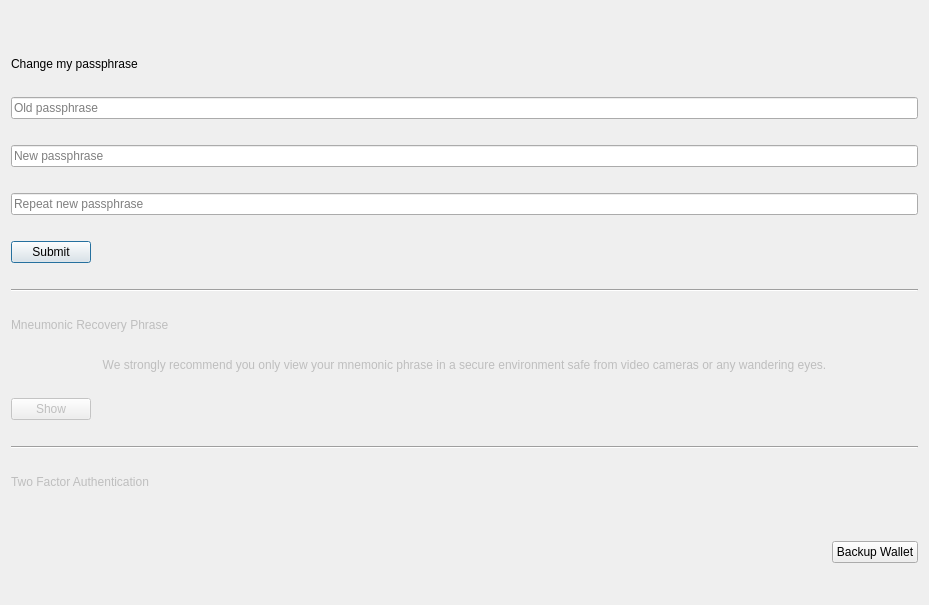
Above: src/qt/forms/optionspage.ui from pedrorv0106/DAPS before the change. Below: the same form after it.
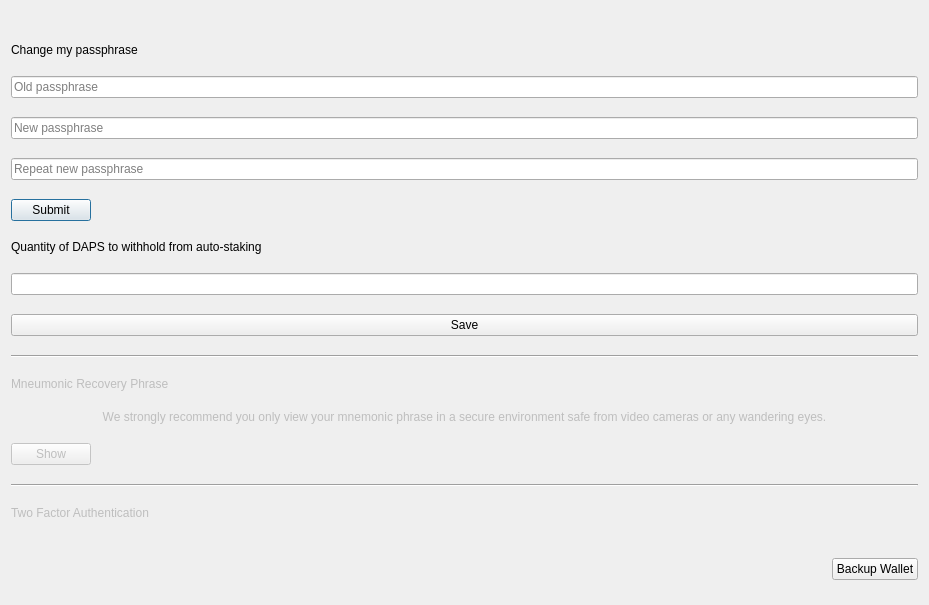
That is the form after the change. Icons and pictures are not drawn. Custom widgets are drawn as their Qt base class.

Diff of the .ui file:
```diff
--- a/src/qt/forms/optionspage.ui
+++ b/src/qt/forms/optionspage.ui
@@ -19,7 +19,10 @@
     <verstretch>1</verstretch>
    </sizepolicy>
   </property>
-  <layout class="QVBoxLayout" name="verticalLayout" stretch="1,1,1,1,0,0,0,0,0,0,0,0,0,0">
+  <property name="styleSheet">
+   <string notr="true">QDialog{border-image: url(':/images/background') 0 0 0 0 stretch stretch;}</string>
+  </property>
+  <layout class="QVBoxLayout" name="verticalLayout" stretch="1,1,1,1,0,0,0,0,0,0,0,0,0,0,0,0,0">
    <item>
     <widget class="ToggleButton" name="toggleTheme" native="true">
      <property name="sizePolicy">
@@ -101,6 +104,38 @@
      </property>
     </widget>
    </item>
+   <item>
+    <widget class="QLabel" name="label_2">
+     <property name="sizePolicy">
+      <sizepolicy hsizetype="Preferred" vsizetype="Maximum">
+       <horstretch>0</horstretch>
+       <verstretch>0</verstretch>
+      </sizepolicy>
+     </property>
+     <property name="text">
+      <string>Quantity of DAPS to withhold from auto-staking</string>
+     </property>
+    </widget>
+   </item>
+   <item>
+    <widget class="QLineEdit" name="lineEditWithhold"/>
+   </item>
+   <item>
+    <widget class="QPushButton" name="pushButtonSave">
+     <property name="enabled">
+      <bool>true</bool>
+     </property>
+     <property name="maximumSize">
+      <size>
+       <width>917</width>
+       <height>16777215</height>
+      </size>
+     </property>
+     <property name="text">
+      <string>Save</string>
+     </property>
+    </widget>
+   </item>
    <item>
     <widget class="Line" name="line">
      <property name="orientation">
```
Left out of the diff: 13 changed lines with no effect on the pictures.
